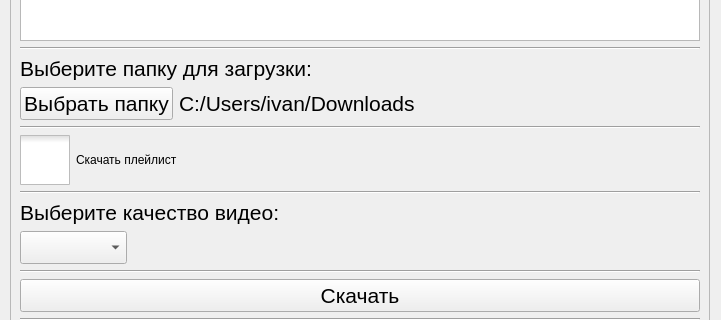
Old version of the form ui/main.ui in the repository SeryiBaran/yt-dlp-python-gui; both pictures show x 0 to 721 and y 208 to 528 of the 721 by 820 pixel window.
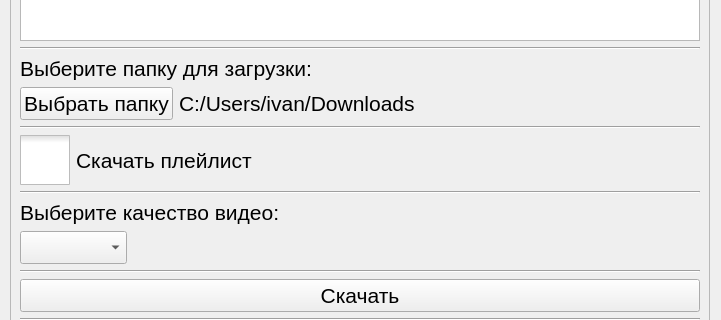
New version of the form. Icons and pictures are not drawn.

Commit message: fix: checkbox font size

The edit to the form file:
```diff
--- a/ui/main.ui
+++ b/ui/main.ui
@@ -155,6 +155,11 @@
         </item>
         <item>
          <widget class="QCheckBox" name="check_download_playlist">
+          <property name="font">
+           <font>
+            <pointsize>16</pointsize>
+           </font>
+          </property>
           <property name="styleSheet">
            <string notr="true">QCheckBox::indicator
 {
```
The commit also changes 1 other file.
